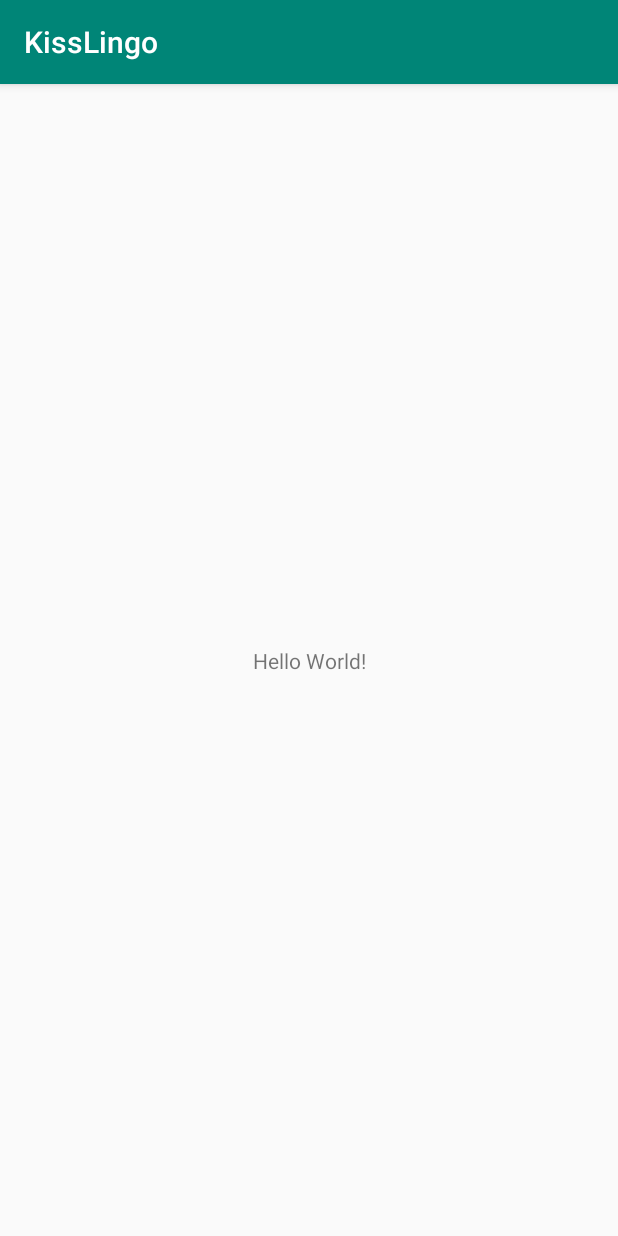
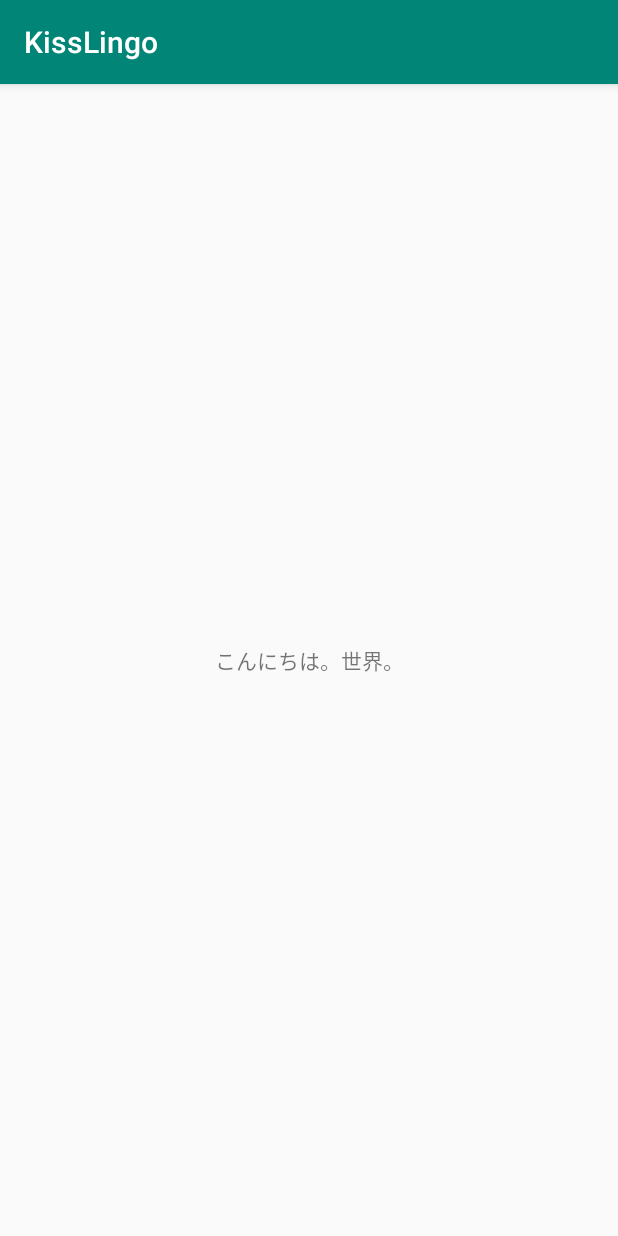
Before and after one commit to PSYuki/KissLingo, an Android app: the screen it shows after launch (MainActivity), on a phone screen of 412 x 824 dp. Run offline under Robolectric (Android 15) with nearby library versions, the phone set to English and light mode, and no system bars.

Commit message:
change button text.

```diff
--- a/app/src/main/res/layout/activity_main.xml
+++ b/app/src/main/res/layout/activity_main.xml
@@ -9,7 +9,7 @@
     <TextView
         android:layout_width="wrap_content"
         android:layout_height="wrap_content"
-        android:text="Hello World!"
+        android:text="こんにちは。世界。"
         app:layout_constraintBottom_toBottomOf="parent"
         app:layout_constraintLeft_toLeftOf="parent"
         app:layout_constraintRight_toRightOf="parent"
```
